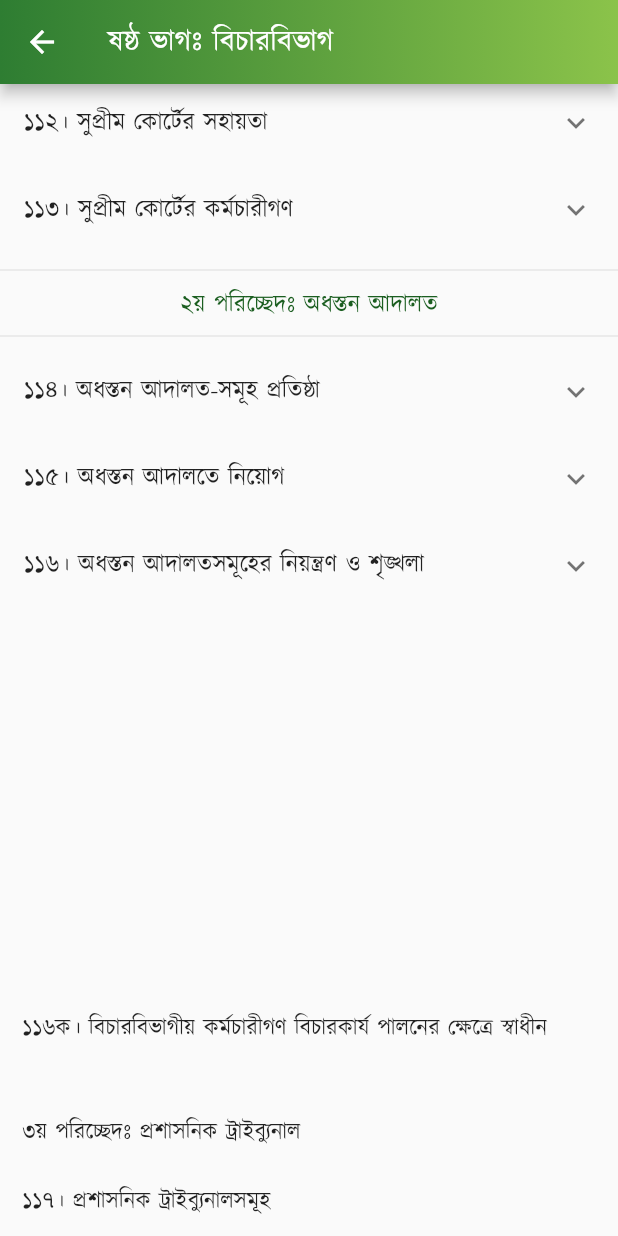
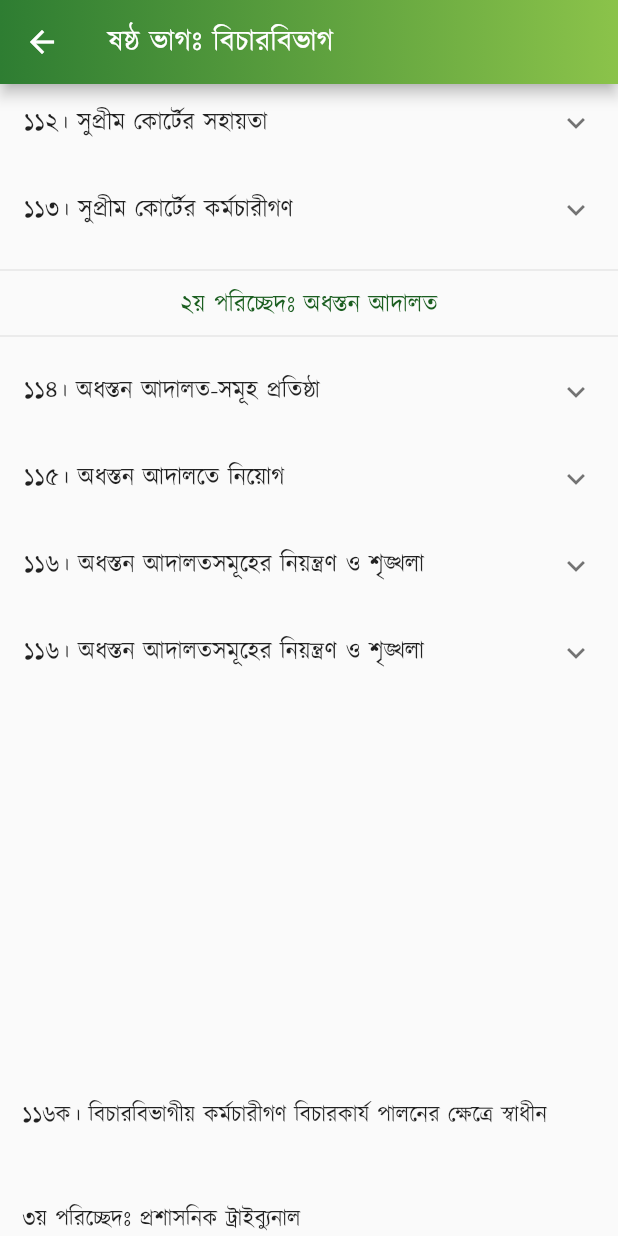
Before and after one commit to Azimul-Haque/flutter-onesignal, a Flutter app: the PartSix screen opened directly, scrolled down 1152 dp, on a phone screen of 412 x 824 dp. Run offline on Flutter 3.47's test engine with Material 2 defaults, Android fonts, the phone set to English and light mode, and no system bars; our stand-ins replace fluttertoast, package_info_plus, percent_indicator, shared_preferences, sqflite; missing offline and left inert: blinking_text, flutter_share, onesignal_flutter, slide_popup_dialog; accounts and stored records are empty; network calls fail.

Commit message:
Commit Fri 04/29/2022 14:25:45.16 14004

```diff
--- a/lib/pages/constitution/part6.dart
+++ b/lib/pages/constitution/part6.dart
@@ -377,6 +377,16 @@ class PartSix extends StatelessWidget {
               )),
             ],
           ),
+          ExpansionTile(
+            title: Text('১১৬। অধস্তন আদালতসমূহের নিয়ন্ত্রণ ও শৃঙ্খলা'),
+            children: <Widget>[
+              ListTile(
+                  title: Text(
+                '১১৬। বিচার-কর্মবিভাগে নিযুক্ত ব্যক্তিদের এবং বিচারবিভাগীয় দায়িত্বপালনে রত ম্যাজিষ্ট্রেটদের নিয়ন্ত্রণ (কর্মস্থল- নির্ধারণ, পদোন্নতিদান ও ছুটি মঞ্জুরীসহ) ও শৃংখলাবিধান রাষ্ট্রপতির উপর ন্যস্ত থাকিবে এবং সুপ্রীম কোর্টের সহিত পরামর্শক্রমে রাষ্ট্রপতি কর্তৃক তাহা প্রযুক্ত হইবে।',
+                textAlign: TextAlign.justify,
+              )),
+            ],
+          ),
           Padding(
             padding: EdgeInsets.all(15),
             child: Column(children: <Widget>[
```
